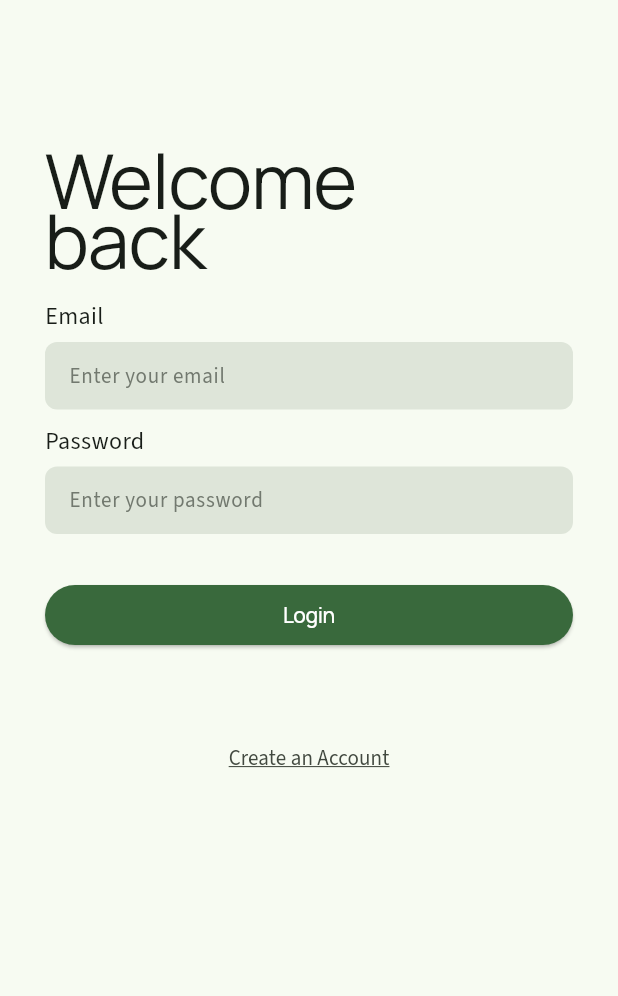
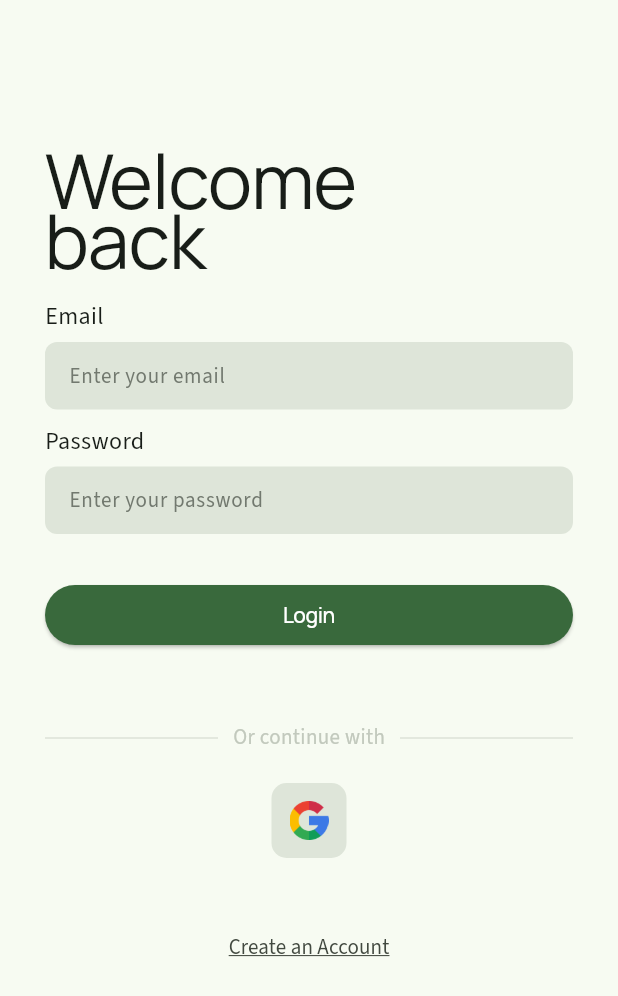
Before and after one commit to giociudadano/Chime, a Flutter app: the LoginPage screen opened directly, on a phone screen of 412 x 824 dp. Shown: the top 996 px of the screen. Run offline on Flutter 3.47's test engine with Material 3 defaults, Android fonts, the phone set to English and light mode, and no system bars; our stand-ins replace cached_network_image, cloud_firestore, firebase_auth, firebase_core, firebase_storage, google_sign_in and 4 more; missing offline and left inert: choice, firebase_app_check, qr_code_scanner; accounts and stored records are empty; generated files the repository leaves out were written again; network calls fail; statements that could not run were skipped.

Commit message:
locked material colors ver to enable build and readded google sign in

```diff
--- a/lib/pages/login.dart
+++ b/lib/pages/login.dart
@@ -238,62 +238,62 @@ class _LoginPageState extends State<LoginPage> {
                       ],
                     ),
                     const SizedBox(height: 48),
-                    // Row(
-                    //   children: [
-                    //     Expanded(
-                    //       child: Divider(
-                    //           thickness: 0.5,
-                    //           color:
-                    //               Theme.of(context).colorScheme.outlineVariant),
-                    //     ),
-                    //     Padding(
-                    //       padding: const EdgeInsets.symmetric(horizontal: 10),
-                    //       child: Text(
-                    //         AppLocalizations.of(context)!.loginServices,
-                    //         style: TextStyle(
-                    //             fontFamily: 'Source Sans 3',
-                    //             fontSize: 14,
-                    //             color: Theme.of(context)
-                    //                 .colorScheme
-                    //                 .outlineVariant),
-                    //       ),
-                    //     ),
-                    //     Expanded(
-                    //       child: Divider(
-                    //         thickness: 0.5,
-                    //         color: Theme.of(context).colorScheme.outlineVariant,
-                    //       ),
-                    //     ),
-                    //   ],
-                    // ),
-                    // const SizedBox(height: 20),
-                    // Container(
-                    //     decoration: BoxDecoration(
-                    //       borderRadius:
-                    //           const BorderRadius.all(Radius.circular(10)),
-                    //       color: Theme.of(context).colorScheme.surfaceVariant,
-                    //     ),
-                    //     height: 50,
-                    //     width: 50,
-                    //     child: Padding(
-                    //       padding: const EdgeInsets.all(4),
-                    //       child: IconButton(
-                    //           icon: Image.asset(
-                    //               'lib/assets/images/service_google.png'),
-                    //           onPressed: () async {
-                    //             await AuthService()
-                    //                 .signInWithGoogle()
-                    //                 .then((response) {
-                    //               if (context.mounted && response == true) {
-                    //                 Navigator.of(context).pushAndRemoveUntil(
-                    //                     MaterialPageRoute(
-                    //                         builder: (context) => HomePage()),
-                    //                     (Route<dynamic> route) => false);
-                    //               }
-                    //             });
-                    //           }),
-                    //     )),
-                    // const SizedBox(height: 36),
+                    Row(
+                      children: [
+                        Expanded(
+                          child: Divider(
+                              thickness: 0.5,
+                              color:
+                                  Theme.of(context).colorScheme.outlineVariant),
+                        ),
+                        Padding(
+                          padding: const EdgeInsets.symmetric(horizontal: 10),
+                          child: Text(
+                            AppLocalizations.of(context)!.loginServices,
+                            style: TextStyle(
+                                fontFamily: 'Source Sans 3',
+                                fontSize: 14,
+                                color: Theme.of(context)
+                                    .colorScheme
+                                    .outlineVariant),
+                          ),
+                        ),
+                        Expanded(
+                          child: Divider(
+                            thickness: 0.5,
+                            color: Theme.of(context).colorScheme.outlineVariant,
+                          ),
+                        ),
+                      ],
+                    ),
+                    const SizedBox(height: 20),
+                    Container(
+                        decoration: BoxDecoration(
+                          borderRadius:
+                              const BorderRadius.all(Radius.circular(10)),
+                          color: Theme.of(context).colorScheme.surfaceVariant,
+                        ),
+                        height: 50,
+                        width: 50,
+                        child: Padding(
+                          padding: const EdgeInsets.all(4),
+                          child: IconButton(
+                              icon: Image.asset(
+                                  'lib/assets/images/service_google.png'),
+                              onPressed: () async {
+                                await AuthService()
+                                    .signInWithGoogle()
+                                    .then((response) {
+                                  if (context.mounted && response == true) {
+                                    Navigator.of(context).pushAndRemoveUntil(
+                                        MaterialPageRoute(
+                                            builder: (context) => HomePage()),
+                                        (Route<dynamic> route) => false);
+                                  }
+                                });
+                              }),
+                        )),
+                    const SizedBox(height: 36),
                     TextButton(
                       onPressed: () {
                         if (context.mounted) {
--- a/pubspec.yaml
+++ b/pubspec.yaml
@@ -37,7 +37,7 @@ dependencies:
   flutter_native_splash: ^2.2.19
   shared_preferences: ^2.2.1
   onboarding: ^4.0.2
-  material_color_utilities: 0.8.0
+  material_color_utilities: ^0.5.0
   firebase_core: ^2.15.1
   firebase_auth: ^4.9.0
   flutter_localizations:
```
Also changed, not shown: pubspec.lock.
